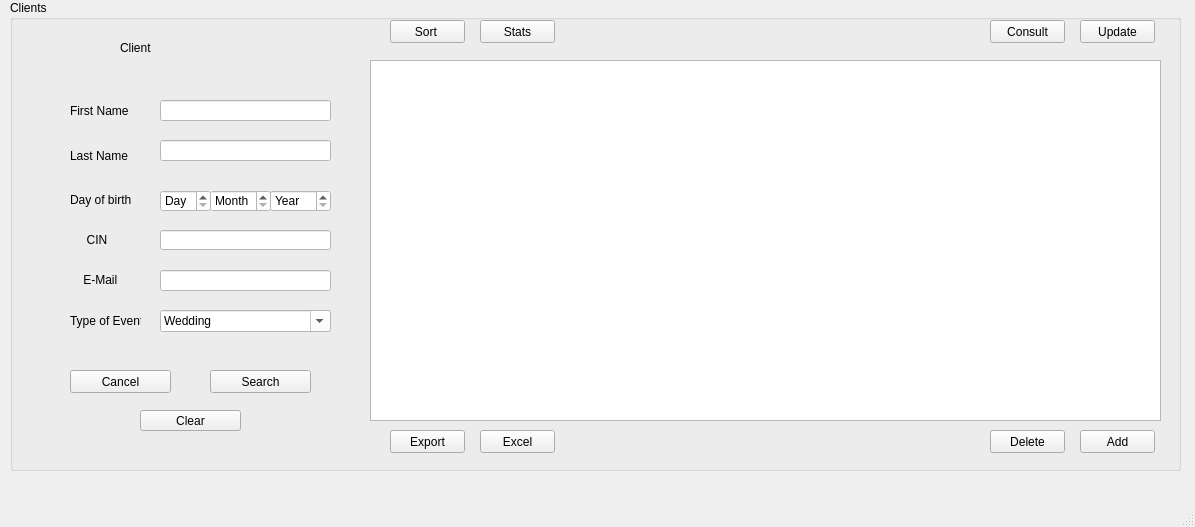
Above: mainwindow.ui from Rayanbha/Smart_EventPlanner_2A21 before the change. Below: the same form after it.
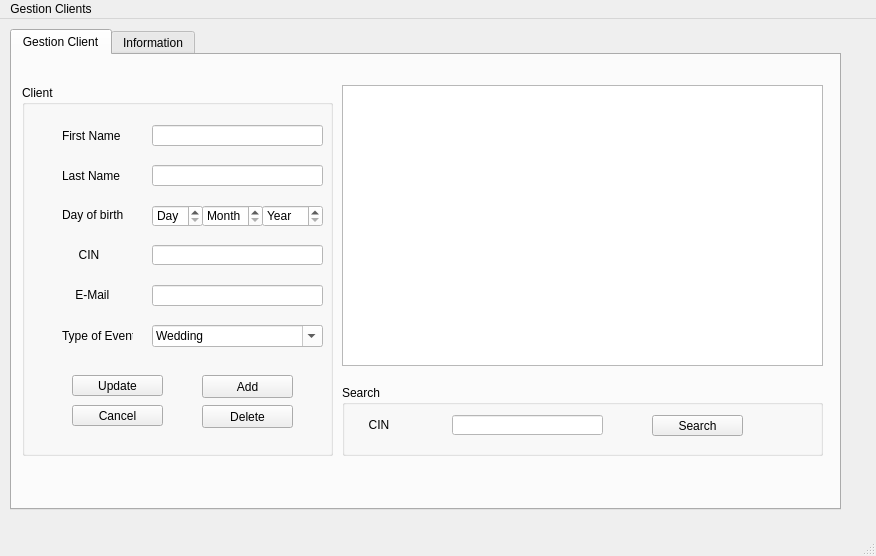
That is the form after the change. Icons and pictures are not drawn.

The edit to the form file:
```diff
--- a/mainwindow.ui
+++ b/mainwindow.ui
@@ -6,8 +6,8 @@
    <rect>
     <x>0</x>
     <y>0</y>
-    <width>1195</width>
-    <height>527</height>
+    <width>876</width>
+    <height>556</height>
    </rect>
   </property>
   <property name="windowTitle">
@@ -32,23 +32,27 @@
 }</string>
   </property>
   <widget class="QWidget" name="centralwidget">
-   <widget class="QGroupBox" name="Clients">
+   <widget class="QTabWidget" name="tabWidget">
     <property name="geometry">
      <rect>
       <x>10</x>
-      <y>0</y>
-      <width>1171</width>
-      <height>471</height>
+      <y>10</y>
+      <width>831</width>
+      <height>481</height>
      </rect>
     </property>
-    <property name="title">
-     <string>Clients</string>
+    <property name="currentIndex">
+     <number>0</number>
     </property>
+    <widget class="QWidget" name="tab_5">
+     <attribute name="title">
+      <string>Gestion Client</string>
+     </attribute>
     <widget class="QLabel" name="label">
      <property name="geometry">
       <rect>
-       <x>60</x>
-       <y>100</y>
+        <x>50</x>
+        <y>70</y>
        <width>71</width>
        <height>21</height>
       </rect>
@@ -60,79 +64,11 @@
       <string>First Name</string>
      </property>
     </widget>
-    <widget class="QLabel" name="label_2">
-     <property name="geometry">
-      <rect>
-       <x>60</x>
-       <y>145</y>
-       <width>71</width>
-       <height>21</height>
-      </rect>
-     </property>
-     <property name="text">
-      <string>Last Name</string>
-     </property>
-    </widget>
-    <widget class="QLabel" name="label_3">
-     <property name="geometry">
-      <rect>
-       <x>60</x>
-       <y>190</y>
-       <width>71</width>
-       <height>20</height>
-      </rect>
-     </property>
-     <property name="text">
-      <string>Day of birth</string>
-     </property>
-    </widget>
-    <widget class="QLabel" name="label_4">
-     <property name="geometry">
-      <rect>
-       <x>60</x>
-       <y>230</y>
-       <width>71</width>
-       <height>20</height>
-      </rect>
-     </property>
-     <property name="text">
-      <string>     CIN</string>
-     </property>
-    </widget>
-    <widget class="QLabel" name="label_5">
-     <property name="geometry">
-      <rect>
-       <x>60</x>
-       <y>270</y>
-       <width>71</width>
-       <height>20</height>
-      </rect>
-     </property>
-     <property name="text">
-      <string>    E-Mail</string>
-     </property>
-    </widget>
-    <widget class="QLabel" name="label_6">
-     <property name="geometry">
-      <rect>
-       <x>60</x>
-       <y>310</y>
-       <width>71</width>
-       <height>21</height>
-      </rect>
-     </property>
-     <property name="styleSheet">
-      <string notr="true">border-color: rgb(0, 0, 0);</string>
-     </property>
-     <property name="text">
-      <string>Type of Event</string>
-     </property>
-    </widget>
     <widget class="QLineEdit" name="lineEdit_FirstName">
      <property name="geometry">
       <rect>
-       <x>150</x>
-       <y>100</y>
+        <x>140</x>
+        <y>70</y>
        <width>171</width>
        <height>21</height>
       </rect>
@@ -154,11 +90,24 @@
       <string/>
      </property>
     </widget>
+     <widget class="QLabel" name="label_2">
+      <property name="geometry">
+       <rect>
+        <x>50</x>
+        <y>110</y>
+        <width>71</width>
+        <height>21</height>
+       </rect>
+      </property>
+      <property name="text">
+       <string>Last Name</string>
+      </property>
+     </widget>
     <widget class="QLineEdit" name="lineEdit_LastName">
      <property name="geometry">
       <rect>
-       <x>150</x>
-       <y>140</y>
+        <x>140</x>
+        <y>110</y>
        <width>171</width>
        <height>21</height>
       </rect>
@@ -167,190 +116,24 @@
       <string notr="true">background-color: rgb(255, 255, 255);</string>
      </property>
     </widget>
-    <widget class="QLineEdit" name="lineEdit_CIN">
+     <widget class="QLabel" name="label_3">
      <property name="geometry">
       <rect>
-       <x>150</x>
-       <y>230</y>
-       <width>171</width>
+        <x>50</x>
+        <y>150</y>
+        <width>71</width>
        <height>20</height>
       </rect>
      </property>
-     <property name="acceptDrops">
-      <bool>true</bool>
-     </property>
-     <property name="maxLength">
-      <number>8</number>
-     </property>
-    </widget>
-    <widget class="QLineEdit" name="lineEdit_Email">
-     <property name="geometry">
-      <rect>
-       <x>150</x>
-       <y>270</y>
-       <width>171</width>
-       <height>21</height>
-      </rect>
-     </property>
-    </widget>
-    <widget class="QPushButton" name="cancel">
-     <property name="geometry">
-      <rect>
-       <x>60</x>
-       <y>370</y>
-       <width>101</width>
-       <height>23</height>
-      </rect>
-     </property>
      <property name="text">
-      <string>Cancel</string>
-     </property>
-    </widget>
-    <widget class="QPushButton" name="search">
-     <property name="geometry">
-      <rect>
-       <x>200</x>
-       <y>370</y>
-       <width>101</width>
-       <height>23</height>
-      </rect>
-     </property>
-     <property name="text">
-      <string>Search</string>
-     </property>
-    </widget>
-    <widget class="QPushButton" name="add">
-     <property name="geometry">
-      <rect>
-       <x>1070</x>
-       <y>430</y>
-       <width>75</width>
-       <height>23</height>
-      </rect>
-     </property>
-     <property name="text">
-      <string>Add</string>
-     </property>
-    </widget>
-    <widget class="QPushButton" name="delete_2">
-     <property name="geometry">
-      <rect>
-       <x>980</x>
-       <y>430</y>
-       <width>75</width>
-       <height>23</height>
-      </rect>
-     </property>
-     <property name="text">
-      <string>Delete</string>
-     </property>
-    </widget>
-    <widget class="QPushButton" name="export_2">
-     <property name="geometry">
-      <rect>
-       <x>380</x>
-       <y>430</y>
-       <width>75</width>
-       <height>23</height>
-      </rect>
-     </property>
-     <property name="text">
-      <string>Export</string>
-     </property>
-    </widget>
-    <widget class="QPushButton" name="excel">
-     <property name="geometry">
-      <rect>
-       <x>470</x>
-       <y>430</y>
-       <width>75</width>
-       <height>23</height>
-      </rect>
-     </property>
-     <property name="text">
-      <string>Excel</string>
-     </property>
-    </widget>
-    <widget class="QPushButton" name="update">
-     <property name="geometry">
-      <rect>
-       <x>1070</x>
-       <y>20</y>
-       <width>75</width>
-       <height>23</height>
-      </rect>
-     </property>
-     <property name="text">
-      <string>Update</string>
-     </property>
-    </widget>
-    <widget class="QPushButton" name="sort">
-     <property name="geometry">
-      <rect>
-       <x>380</x>
-       <y>20</y>
-       <width>75</width>
-       <height>23</height>
-      </rect>
-     </property>
-     <property name="text">
-      <string>Sort </string>
-     </property>
-    </widget>
-    <widget class="QPushButton" name="consult">
-     <property name="geometry">
-      <rect>
-       <x>980</x>
-       <y>20</y>
-       <width>75</width>
-       <height>23</height>
-      </rect>
-     </property>
-     <property name="text">
-      <string>Consult</string>
-     </property>
-    </widget>
-    <widget class="QLabel" name="label_8">
-     <property name="geometry">
-      <rect>
-       <x>110</x>
-       <y>40</y>
-       <width>121</width>
-       <height>16</height>
-      </rect>
-     </property>
-     <property name="text">
-      <string>Client</string>
-     </property>
-    </widget>
-    <widget class="QPushButton" name="stats">
-     <property name="geometry">
-      <rect>
-       <x>470</x>
-       <y>20</y>
-       <width>75</width>
-       <height>23</height>
-      </rect>
-     </property>
-     <property name="text">
-      <string>Stats</string>
-     </property>
-    </widget>
-    <widget class="QTableView" name="tableView">
-     <property name="geometry">
-      <rect>
-       <x>360</x>
-       <y>60</y>
-       <width>791</width>
-       <height>361</height>
-      </rect>
+       <string>Day of birth</string>
      </property>
     </widget>
     <widget class="QSpinBox" name="spinBox">
      <property name="geometry">
       <rect>
-       <x>150</x>
-       <y>190</y>
+        <x>140</x>
+        <y>150</y>
        <width>51</width>
        <height>22</height>
       </rect>
@@ -374,8 +157,8 @@
     <widget class="QSpinBox" name="month">
      <property name="geometry">
       <rect>
-       <x>200</x>
-       <y>190</y>
+        <x>190</x>
+        <y>150</y>
        <width>61</width>
        <height>22</height>
       </rect>
@@ -394,8 +177,8 @@
     <widget class="QSpinBox" name="year">
      <property name="geometry">
       <rect>
-       <x>260</x>
-       <y>190</y>
+        <x>250</x>
+        <y>150</y>
        <width>61</width>
        <height>22</height>
       </rect>
@@ -414,11 +197,79 @@
       <number>2022</number>
      </property>
     </widget>
+     <widget class="QLabel" name="label_4">
+      <property name="geometry">
+       <rect>
+        <x>50</x>
+        <y>190</y>
+        <width>71</width>
+        <height>20</height>
+       </rect>
+      </property>
+      <property name="text">
+       <string>     CIN</string>
+      </property>
+     </widget>
+     <widget class="QLineEdit" name="lineEdit_CIN">
+      <property name="geometry">
+       <rect>
+        <x>140</x>
+        <y>190</y>
+        <width>171</width>
+        <height>20</height>
+       </rect>
+      </property>
+      <property name="acceptDrops">
+       <bool>true</bool>
+      </property>
+      <property name="maxLength">
+       <number>8</number>
+      </property>
+     </widget>
+     <widget class="QLabel" name="label_5">
+      <property name="geometry">
+       <rect>
+        <x>50</x>
+        <y>230</y>
+        <width>71</width>
+        <height>20</height>
+       </rect>
+      </property>
+      <property name="text">
+       <string>    E-Mail</string>
+      </property>
+     </widget>
+     <widget class="QLineEdit" name="lineEdit_Email">
+      <property name="geometry">
+       <rect>
+        <x>140</x>
+        <y>230</y>
+        <width>171</width>
+        <height>21</height>
+       </rect>
+      </property>
+     </widget>
+     <widget class="QLabel" name="label_6">
+      <property name="geometry">
+       <rect>
+        <x>50</x>
+        <y>270</y>
+        <width>71</width>
+        <height>21</height>
+       </rect>
+      </property>
+      <property name="styleSheet">
+       <string notr="true">border-color: rgb(0, 0, 0);</string>
+      </property>
+      <property name="text">
+       <string>Type of Event</string>
+      </property>
+     </widget>
     <widget class="QComboBox" name="event">
      <property name="geometry">
       <rect>
-       <x>150</x>
-       <y>310</y>
+        <x>140</x>
+        <y>270</y>
        <width>171</width>
        <height>22</height>
       </rect>
@@ -453,46 +304,231 @@
       </property>
      </item>
     </widget>
+     <widget class="QTableView" name="tableView">
+      <property name="geometry">
+       <rect>
+        <x>330</x>
+        <y>30</y>
+        <width>481</width>
+        <height>281</height>
+       </rect>
+      </property>
+     </widget>
+     <widget class="QGroupBox" name="groupBox">
+      <property name="geometry">
+       <rect>
+        <x>10</x>
+        <y>30</y>
+        <width>311</width>
+        <height>371</height>
+       </rect>
+      </property>
+      <property name="title">
+       <string>Client </string>
+      </property>
+      <widget class="QPushButton" name="add">
+       <property name="geometry">
+        <rect>
+         <x>180</x>
+         <y>290</y>
+         <width>91</width>
+         <height>23</height>
+        </rect>
+       </property>
+       <property name="text">
+        <string>Add</string>
+       </property>
+      </widget>
+      <widget class="QPushButton" name="update">
+       <property name="geometry">
+        <rect>
+         <x>50</x>
+         <y>290</y>
+         <width>91</width>
+         <height>21</height>
+        </rect>
+       </property>
+       <property name="text">
+        <string>Update</string>
+       </property>
+      </widget>
+      <widget class="QPushButton" name="delete_2">
+       <property name="geometry">
+        <rect>
+         <x>180</x>
+         <y>320</y>
+         <width>91</width>
+         <height>23</height>
+        </rect>
+       </property>
+       <property name="text">
+        <string>Delete</string>
+       </property>
+      </widget>
     <widget class="QPushButton" name="pushButton">
      <property name="geometry">
       <rect>
-       <x>130</x>
-       <y>410</y>
-       <width>101</width>
+         <x>50</x>
+         <y>320</y>
+         <width>91</width>
        <height>21</height>
       </rect>
      </property>
      <property name="text">
-      <string>Clear</string>
-     </property>
-    </widget>
+        <string>Cancel</string>
+       </property>
+      </widget>
+     </widget>
+     <widget class="QGroupBox" name="groupBox_2">
+      <property name="geometry">
+       <rect>
+        <x>330</x>
+        <y>330</y>
+        <width>481</width>
+        <height>71</height>
+       </rect>
+      </property>
+      <property name="title">
+       <string>Search</string>
+      </property>
+      <widget class="QPushButton" name="search">
+       <property name="geometry">
+        <rect>
+         <x>310</x>
+         <y>30</y>
+         <width>91</width>
+         <height>21</height>
+        </rect>
+       </property>
+       <property name="text">
+        <string>Search</string>
+       </property>
+      </widget>
+      <widget class="QLabel" name="label_7">
+       <property name="geometry">
+        <rect>
+         <x>10</x>
+         <y>30</y>
+         <width>91</width>
+         <height>20</height>
+        </rect>
+       </property>
+       <property name="text">
+        <string>     CIN</string>
+       </property>
+      </widget>
+      <widget class="QLineEdit" name="lineEdit">
+       <property name="geometry">
+        <rect>
+         <x>110</x>
+         <y>30</y>
+         <width>151</width>
+         <height>20</height>
+        </rect>
+       </property>
+      </widget>
+     </widget>
+     <zorder>groupBox</zorder>
     <zorder>label</zorder>
+     <zorder>lineEdit_FirstName</zorder>
     <zorder>label_2</zorder>
+     <zorder>lineEdit_LastName</zorder>
     <zorder>label_3</zorder>
+     <zorder>spinBox</zorder>
+     <zorder>month</zorder>
+     <zorder>year</zorder>
     <zorder>label_4</zorder>
-    <zorder>label_5</zorder>
-    <zorder>label_6</zorder>
-    <zorder>lineEdit_FirstName</zorder>
-    <zorder>lineEdit_LastName</zorder>
     <zorder>lineEdit_CIN</zorder>
+     <zorder>label_5</zorder>
     <zorder>lineEdit_Email</zorder>
-    <zorder>cancel</zorder>
-    <zorder>search</zorder>
-    <zorder>add</zorder>
-    <zorder>delete_2</zorder>
-    <zorder>export_2</zorder>
-    <zorder>excel</zorder>
-    <zorder>update</zorder>
-    <zorder>sort</zorder>
-    <zorder>consult</zorder>
-    <zorder>label_8</zorder>
-    <zorder>stats</zorder>
-    <zorder>tableView</zorder>
-    <zorder>month</zorder>
-    <zorder>year</zorder>
-    <zorder>spinBox</zorder>
+     <zorder>label_6</zorder>
     <zorder>event</zorder>
-    <zorder>pushButton</zorder>
+     <zorder>tableView</zorder>
+     <zorder>groupBox_2</zorder>
+    </widget>
+    <widget class="QWidget" name="tab_6">
+     <attribute name="title">
+      <string>Information</string>
+     </attribute>
+     <widget class="QGroupBox" name="groupBox_3">
+      <property name="geometry">
+       <rect>
+        <x>30</x>
+        <y>30</y>
+        <width>231</width>
+        <height>411</height>
+       </rect>
+      </property>
+      <property name="title">
+       <string>GroupBox</string>
+      </property>
+      <widget class="QPushButton" name="sort">
+       <property name="geometry">
+        <rect>
+         <x>30</x>
+         <y>110</y>
+         <width>75</width>
+         <height>23</height>
+        </rect>
+       </property>
+       <property name="text">
+        <string>Sort</string>
+       </property>
+      </widget>
+      <widget class="QRadioButton" name="radioButton_firstname">
+       <property name="geometry">
+        <rect>
+         <x>120</x>
+         <y>60</y>
+         <width>83</width>
+         <height>18</height>
+        </rect>
+       </property>
+       <property name="text">
+        <string>First Name</string>
+       </property>
+      </widget>
+      <widget class="QRadioButton" name="radioButton_lastname">
+       <property name="geometry">
+        <rect>
+         <x>120</x>
+         <y>110</y>
+         <width>83</width>
+         <height>18</height>
+        </rect>
+       </property>
+       <property name="text">
+        <string>Last Name</string>
+       </property>
+      </widget>
+      <widget class="QRadioButton" name="radioButton_CIN">
+       <property name="geometry">
+        <rect>
+         <x>120</x>
+         <y>150</y>
+         <width>83</width>
+         <height>18</height>
+        </rect>
+       </property>
+       <property name="styleSheet">
+        <string notr="true"/>
+       </property>
+       <property name="text">
+        <string>CIN</string>
+       </property>
+      </widget>
+     </widget>
+     <widget class="QTableView" name="tableView_2">
+      <property name="geometry">
+       <rect>
+        <x>270</x>
+        <y>40</y>
+        <width>541</width>
+        <height>231</height>
+       </rect>
+      </property>
+     </widget>
+    </widget>
    </widget>
   </widget>
   <widget class="QMenuBar" name="menubar">
@@ -500,10 +536,16 @@
     <rect>
      <x>0</x>
      <y>0</y>
-     <width>1195</width>
+     <width>876</width>
      <height>22</height>
     </rect>
    </property>
+   <widget class="QMenu" name="menuGestion_Clients">
+    <property name="title">
+     <string>Gestion Clients</string>
+    </property>
+   </widget>
+   <addaction name="menuGestion_Clients"/>
   </widget>
   <widget class="QStatusBar" name="statusbar"/>
  </widget>
```
Lines whose indentation alone changed are shown as unchanged.
